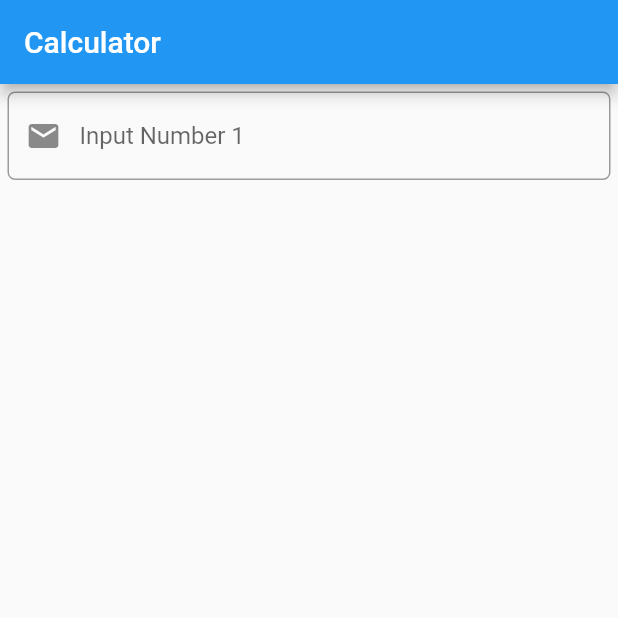
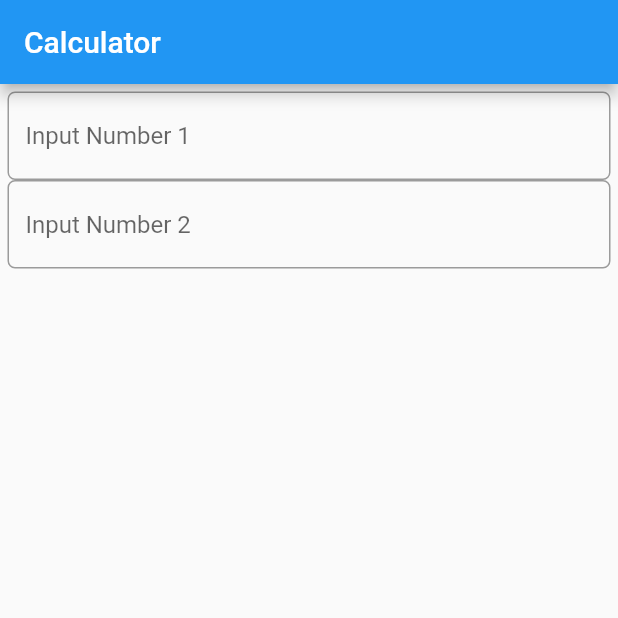
Before and after one commit to phamtanphat/flutter_ui_29112021, a Flutter app: the screen it shows after launch, on a phone screen of 412 x 824 dp, the top half of it. Run offline on Flutter 3.47's test engine with Material 2 defaults, Android fonts, the phone set to English and light mode, and no system bars.

Commit message:
2 textfield

```diff
--- a/lib/main.dart
+++ b/lib/main.dart
@@ -1,4 +1,5 @@
 import 'package:flutter/material.dart';
+import 'package:flutter/services.dart';
 
 void main() {
   runApp(MyApp());
@@ -28,15 +29,27 @@ class HomePage extends StatelessWidget {
             child: Column(
               children: [
                 TextField(
-                  obscureText: false,
+                  textInputAction: TextInputAction.next,
                   keyboardType: TextInputType.number,
+                  inputFormatters: [FilteringTextInputFormatter.digitsOnly],
                   decoration: InputDecoration(
-                    prefixIcon: Icon(Icons.email),
                     hintText: "Input Number 1",
                     // disabledBorder: InputBorder.none,
                     border: OutlineInputBorder(
                       borderRadius: BorderRadius.all(Radius.circular(5))
                     )
+                  ),
+                ),
+                TextField(
+                  textInputAction: TextInputAction.done,
+                  keyboardType: TextInputType.number,
+                  inputFormatters: [FilteringTextInputFormatter.digitsOnly],
+                  decoration: InputDecoration(
+                      hintText: "Input Number 2",
+                      // disabledBorder: InputBorder.none,
+                      border: OutlineInputBorder(
+                          borderRadius: BorderRadius.all(Radius.circular(5))
+                      )
                   ),
                 )
               ],
```
